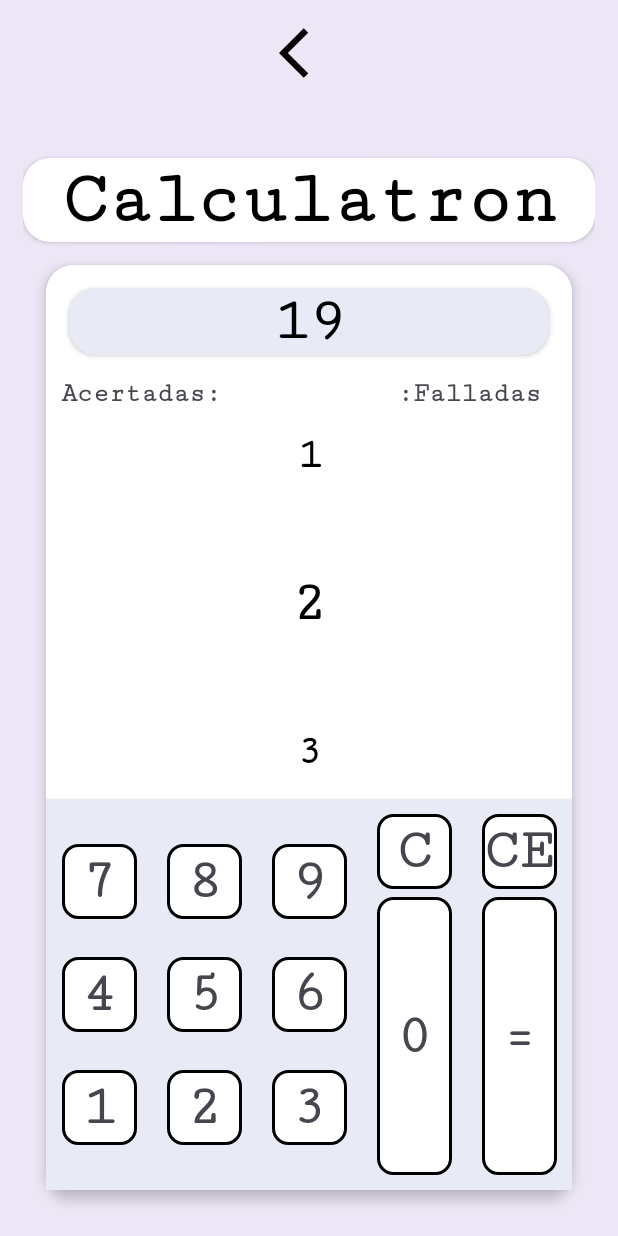
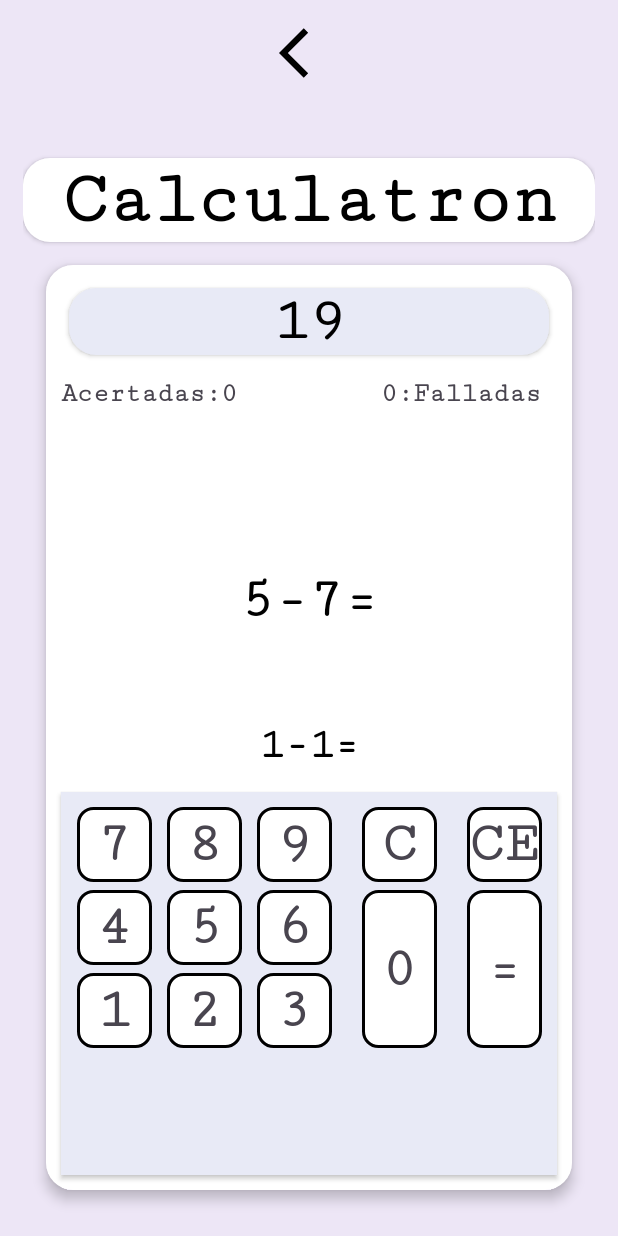
Before and after one commit to Requena05/Practica-PM-FranciscoRequena-Sanchez, an Android app: the Jugar_Partidas_CalculatronActivity2 screen opened directly, with no data from a screen before it, on a phone screen of 412 x 824 dp. Run offline under Robolectric (Android 15) with nearby library versions, the phone set to English and light mode, and no system bars.

Commit message:
actualizaçao

```diff
--- a/app/src/main/java/com/example/practica_pm_franciscorequena_sanchez/CalculatronActivity2.kt
+++ b/app/src/main/java/com/example/practica_pm_franciscorequena_sanchez/CalculatronActivity2.kt
@@ -15,6 +15,7 @@ import androidx.core.view.WindowInsetsCompat
 class CalculatronActivity2 : AppCompatActivity() {
     private lateinit var botonjugar: AppCompatButton
     private lateinit var botonverpartidas:AppCompatButton
+
     private lateinit var botonajustes:AppCompatButton
     private lateinit var sharedPreferences: SharedPreferences
     private lateinit var volver: ImageView
--- a/app/src/main/java/com/example/practica_pm_franciscorequena_sanchez/Jugar_Partidas_CalculatronActivity2.kt
+++ b/app/src/main/java/com/example/practica_pm_franciscorequena_sanchez/Jugar_Partidas_CalculatronActivity2.kt
@@ -11,25 +11,145 @@ import androidx.appcompat.app.AppCompatActivity
 import androidx.appcompat.widget.AppCompatButton
 import androidx.core.view.ViewCompat
 import androidx.core.view.WindowInsetsCompat
+import kotlin.random.Random
 
 class Jugar_Partidas_CalculatronActivity2 : AppCompatActivity() {
     private lateinit var cuentatras: TextView
     private lateinit var sharedPreferences: SharedPreferences
+    private lateinit var cuenta_actual: TextView
+    private lateinit var cuenta_anterior: TextView
+    private lateinit var cuenta_siguiente: TextView
+    private lateinit var aciertos: TextView
+    private lateinit var fallidos: TextView
     private lateinit var volver: ImageView
+    private lateinit var uno:TextView
+    private lateinit var dos : TextView
+    private lateinit var tres: TextView
+    private lateinit var cuatro: TextView
+    private lateinit var cinco: TextView
+    private lateinit var seis: TextView
+    private lateinit var siete: TextView
+    private lateinit var ocho: TextView
+    private lateinit var nueve: TextView
+    private lateinit var cero: TextView
+    private lateinit var igual: TextView
+    private lateinit var C: TextView
+    private lateinit var CE: TextView
+    private var random:Int=0
+    private var random2:Int=0
+    private var cuenta = ""
+    private var acierto = 0
+    private var fallos = 0
+    private var resultado = 0
+
     override fun onCreate(savedInstanceState: Bundle?) {
         super.onCreate(savedInstanceState)
         setContentView(R.layout.activity_jugar_partidas_calculatron2)
 
-        cuentatras = findViewById(R.id.contador)
-        volver = findViewById(R.id.volver)
+        cuenta_actual = findViewById(R.id.cuenta_actual);cuenta_anterior = findViewById(R.id.cuenta_anterior)
+        cuenta_siguiente = findViewById(R.id.cuenta_siguiente);
+        cuentatras = findViewById(R.id.contador);volver = findViewById(R.id.volver);uno=findViewById(R.id.uno)
+        dos=findViewById(R.id.dos);tres=findViewById(R.id.tres);cero=findViewById(R.id.cero)
+        igual=findViewById(R.id.igual);C=findViewById(R.id.c);CE=findViewById(R.id.ce)
+        cuatro=findViewById(R.id.cuatro);cinco=findViewById(R.id.cinco);seis=findViewById(R.id.seis)
+        siete=findViewById(R.id.siete);ocho=findViewById(R.id.ocho);nueve=findViewById(R.id.nueve)
+        aciertos=findViewById(R.id.aciertos);fallidos=findViewById(R.id.fallidos)
+
+
+        var operaciones = listOf("+", "-", "*")
+
         sharedPreferences = getSharedPreferences("Ajustes", MODE_PRIVATE)
-        cuentatras.text = sharedPreferences.getString("cuentaatras", "20")
+        cuentatras.text = sharedPreferences.getString("cuentaatras", "21")
+        random= Random.nextInt(sharedPreferences.getInt("minimo",1),sharedPreferences.getInt("maximo",10))
+        random2= Random.nextInt(sharedPreferences.getInt("minimo",1),sharedPreferences.getInt("maximo",10))
+        cuenta_actual.text = String.format(random.toString()+sharedPreferences.getString("operaciones",operaciones.random())+random2.toString()+"=")
+         resultado =random+random2
+        random= Random.nextInt(sharedPreferences.getInt("minimo",1),sharedPreferences.getInt("maximo",10))
+        random2= Random.nextInt(sharedPreferences.getInt("minimo",1),sharedPreferences.getInt("maximo",10))
+
+        cuenta_siguiente.text = String.format(random.toString()+sharedPreferences.getString("operaciones",operaciones.random())+random2.toString()+"=")
+        cuenta=cuenta_actual.text.toString()
+
         volver.setOnClickListener {
             finish()
         }
         if (cuentatras.text == "") {
             cuentatras.text = String.format("21")
         }
+        //con las shared preferences genero una cuenta con el maximo el minimo y la operacion random que haya elegido el usuario en configuracion
+        uno.setOnClickListener {
+            cuenta_actual.text = String.format(cuenta_actual.text.toString()+"1")
+        }
+        dos.setOnClickListener {
+            cuenta_actual.text = String.format(cuenta_actual.text.toString()+"2")
+        }
+        tres.setOnClickListener {
+            cuenta_actual.text = String.format(cuenta_actual.text.toString()+"3")
+        }
+        cuatro.setOnClickListener {
+            cuenta_actual.text = String.format(cuenta_actual.text.toString()+"4")
+        }
+        cinco.setOnClickListener {
+            cuenta_actual.text = String.format(cuenta_actual.text.toString()+"5")
+            }
+        seis.setOnClickListener {
+            cuenta_actual.text = String.format(cuenta_actual.text.toString()+"6")
+        }
+        siete.setOnClickListener {
+            cuenta_actual.text = String.format(cuenta_actual.text.toString()+"7")
+        }
+        ocho.setOnClickListener {
+            cuenta_actual.text =String.format(cuenta_actual.text.toString()+"8")
+        }
+        nueve.setOnClickListener {
+            cuenta_actual.text = String.format(cuenta_actual.text.toString()+"9")
+        }
+        cero.setOnClickListener {
+            cuenta_actual.text = String.format(cuenta_actual.text.toString()+"0")}
+
+        C.setOnClickListener {
+            cuenta_actual.text =cuenta_actual.text.toString().dropLast(1)
+        }
+        CE.setOnClickListener {
+            cuenta_actual.text = cuenta_siguiente.text.toString()
+        }
+
+        igual.setOnClickListener {
+            var cuentaresuelta=cuenta+resultado.toString()
+            if (cuentaresuelta==cuenta_actual.text.toString()){
+                //tiene que sumar los aciertos
+                acierto++
+                aciertos.text=" Aciertos:$acierto"
+
+            }else
+            //tiene que sumar los fallos
+                fallos++
+            fallidos.text="$fallos :Falladas"
+
+            cuenta_anterior.text = cuenta_actual.text.toString()
+            cuenta_actual.text=cuenta_siguiente.text.toString()
+            random= Random.nextInt(sharedPreferences.getInt("minimo",1),sharedPreferences.getInt("maximo",10))
+            random2= Random.nextInt(sharedPreferences.getInt("minimo",1),sharedPreferences.getInt("maximo",10))
+            cuenta_siguiente.text = String.format(random.toString()+sharedPreferences.getString("operaciones",operaciones.random())+random2.toString()+"=")
+
+
+
+
+        }
+
+
+
+
+
+
+
+
+
+
+
+
+
+        //Cuenta atras
             var contador: Long = cuentatras.text.toString().toLong()
             var cuentaatras = object : CountDownTimer(contador * 1000, 1000) {
                 override fun onTick(millisUntilFinished: Long) {
@@ -37,13 +157,12 @@ class Jugar_Partidas_CalculatronActivity2 : AppCompatActivity() {
                     cuentatras.text = String.format(contador.toString())
                 }
                 override fun onFinish() {
-
+                        uno.setOnClickListener(null);tres.setOnClickListener(null);cuatro.setOnClickListener(null)
+                        dos.setOnClickListener(null);cinco.setOnClickListener(null);seis.setOnClickListener(null)
+                        siete.setOnClickListener(null);ocho.setOnClickListener(null);nueve.setOnClickListener(null)
+                        cero.setOnClickListener(null);igual.setOnClickListener(null);C.setOnClickListener(null);CE.setOnClickListener(null)
                 }
-
             }
             cuentaatras.start()
-
-            //Las sharedPreferences de ajusten tienen que entrar aqui para todo
-
         }
     }
--- a/app/src/main/res/layout/activity_jugar_partidas_calculatron2.xml
+++ b/app/src/main/res/layout/activity_jugar_partidas_calculatron2.xml
@@ -73,9 +73,10 @@
             >
 
             <TextView
+                android:id="@+id/aciertos"
                 android:layout_width="wrap_content"
                 android:layout_height="wrap_content"
-                android:text="Acertadas:   "
+                android:text="Acertadas:0  "
                 android:layout_gravity="start"
                 android:textSize="18dp"
                 android:fontFamily="serif-monospace"
@@ -87,10 +88,11 @@
                 android:layout_weight="1"
                 />
             <TextView
+                android:id="@+id/fallidos"
                 android:layout_width="wrap_content"
                 android:layout_height="wrap_content"
                 android:layout_gravity="end"
-                android:text="   :Falladas "
+                android:text="   0:Falladas "
                 android:textSize="18dp"
                 android:fontFamily="serif-monospace"
                 android:textFontWeight="800"
@@ -109,14 +111,14 @@
                 android:id="@+id/cuenta_anterior"
                 android:layout_width="match_parent"
                 android:layout_height="wrap_content"
-                android:text="1"
+                android:layout_weight="1"
                 android:fontFamily="serif-monospace"
-                android:textSize="28dp"
                 android:gravity="center"
-                android:layout_weight="1"
+                android:text=""
+                android:textColor="@color/black"
                 android:textFontWeight="900"
-                android:textColor="@color/black"
-                />
+                android:textSize="28dp" />
+
             <Space
                 android:layout_width="match_parent"
                 android:layout_height="wrap_content"
@@ -127,7 +129,7 @@
                 android:layout_width="match_parent"
                 android:layout_height="wrap_content"
                 android:layout_gravity="center"
-                android:text="2"
+                android:text=""
                 android:fontFamily="serif-monospace"
                 android:textSize="38dp"
                 android:layout_weight="1"
@@ -145,7 +147,7 @@
                 android:layout_width="match_parent"
                 android:layout_height="wrap_content"
                 android:layout_gravity="bottom"
-                android:text="3"
+                android:text=""
                 android:layout_weight="1"
                 android:fontFamily="serif-monospace"
                 android:textSize="28dp"
@@ -167,13 +169,17 @@
             android:background="#E8EAF6"
             android:elevation="2dp"
             android:layout_weight="1"
+            android:layout_marginBottom="10dp"
+            android:layout_marginHorizontal="10dp"
+
             >
 
             <androidx.constraintlayout.widget.ConstraintLayout
-                android:layout_width="match_parent"
-                android:layout_height="match_parent"
+                android:layout_width="wrap_content"
+                android:layout_height="wrap_content"
                 android:layout_gravity="center"
                 android:padding="10dp"
+
                 >
 
                 <TextView
@@ -231,7 +237,6 @@
                     android:id="@+id/ocho"
                     android:layout_width="50dp"
                     android:layout_height="50dp"
-                    android:layout_marginHorizontal="10dp"
                     android:background="@drawable/teclas"
                     android:fontFamily="serif-monospace"
                     android:gravity="center"
@@ -240,7 +245,7 @@
                     android:textSize="38dp"
                     app:layout_constraintBottom_toTopOf="@+id/cinco"
                     app:layout_constraintEnd_toStartOf="@id/nueve"
-                    app:layout_constraintHorizontal_bias="0.5"
+
                     app:layout_constraintStart_toEndOf="@id/siete"
                     app:layout_constraintTop_toTopOf="parent" />
 
@@ -248,7 +253,6 @@
                     android:id="@+id/cinco"
                     android:layout_width="50dp"
                     android:layout_height="50dp"
-                    android:layout_marginHorizontal="10dp"
                     android:layout_marginTop="5dp"
                     android:background="@drawable/teclas"
                     android:fontFamily="serif-monospace"
@@ -266,7 +270,6 @@
                     android:id="@+id/dos"
                     android:layout_width="50dp"
                     android:layout_height="50dp"
-                    android:layout_marginHorizontal="10dp"
                     android:layout_marginTop="5dp"
                     android:background="@drawable/teclas"
                     android:fontFamily="serif-monospace"
--- a/gradle/libs.versions.toml
+++ b/gradle/libs.versions.toml
@@ -1,5 +1,5 @@
 [versions]
-agp = "8.7.0-alpha09"
+agp = "8.7.1"
 kotlin = "1.9.24"
 coreKtx = "1.10.1"
 junit = "4.13.2"
```
Also changed, not shown: app/src/main/java/com/example/practica_pm_franciscorequena_sanchez/AjustesCalculatronActivity2.kt (+29 -5 lines).
